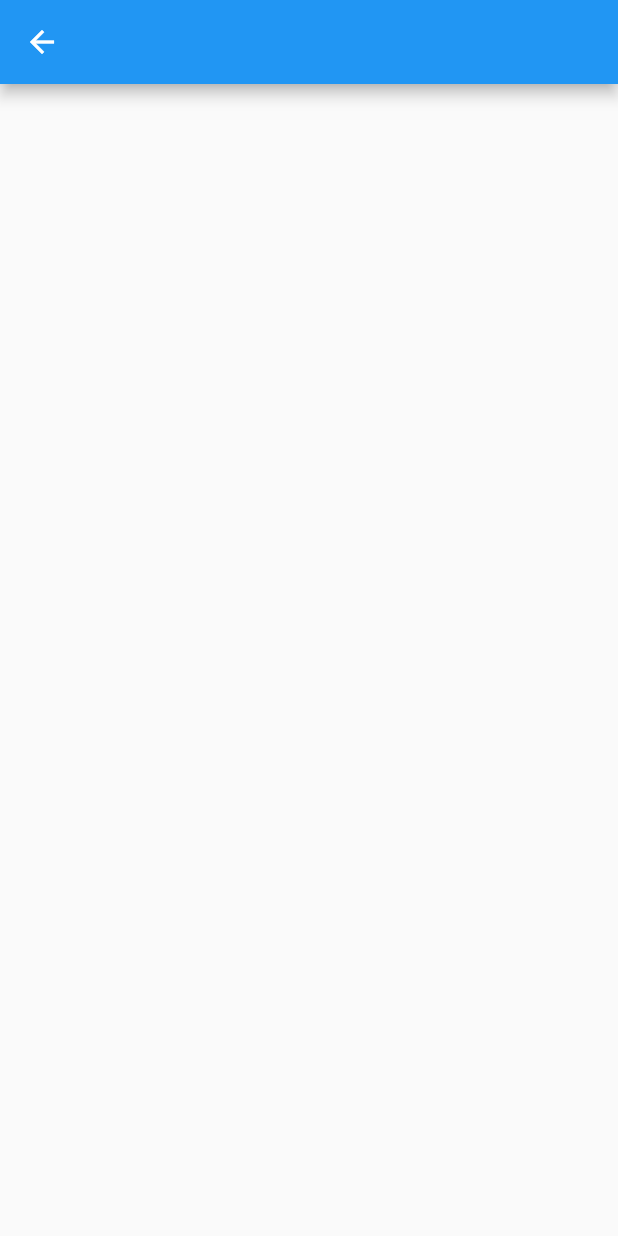
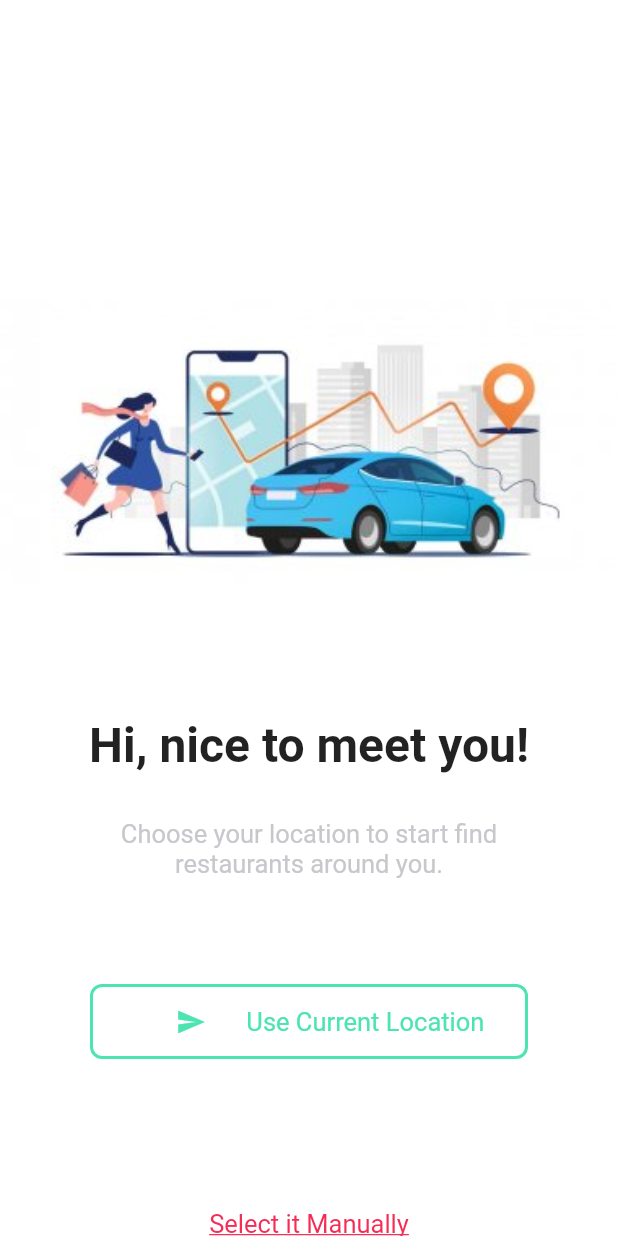
Before and after one commit to purvsonani/aber-flutter-app, a Flutter app: the HomeScreen screen opened directly, on a phone screen of 412 x 824 dp. Run offline on Flutter 3.47's test engine with Material 2 defaults, Android fonts, the phone set to English and light mode, and no system bars; our stand-ins replace get, shared_preferences, smooth_page_indicator; accounts and stored records are empty.

Commit message:
commit 3

```diff
--- a/lib/core/utils/color_constant.dart
+++ b/lib/core/utils/color_constant.dart
@@ -1,6 +1,9 @@
 import 'package:flutter/material.dart';
 
 class ColorConstant {
+
+  static Color white = Colors.white;
+
   static Color backgroundColor = fromHex('#4CE5B1');
 
   static Color aberTextColor = fromHex("#FFFFFF");
@@ -13,6 +16,13 @@ class ColorConstant {
   static Color indicatorBackGround = fromHex("#EFEFF4");
   static Color indicatorSelected = fromHex("#4CE5B1");
 
+  static Color introHomeDescription = fromHex("#C8C7CC");
+  static Color introHomeBackGround = fromHex("#F2F2F2");
+
+  static Color selectItManually = fromHex("#F52D56");
+
+
+
 
   static Color fromHex(String hexString) {
     final buffer = StringBuffer();
--- a/lib/core/utils/image_constant.dart
+++ b/lib/core/utils/image_constant.dart
@@ -1,10 +1,11 @@
 import 'package:flutter/material.dart';
 
 class ImageConstant{
+  static String imageDir = 'assets/images';
+  static String aberLogo = "$imageDir/aberlogo.png";
 
-  static String aberLogo = "assets/images/aberlogo.png";
-
-  static String introImage1 = "assets/images/carlogo.png";
-  static String introImage2 = "assets/images/carlogo2.png";
-  static String introImage3 = "assets/images/owl.png";
+  static String introImage1 = "$imageDir/carlogo.png";
+  static String introImage2 = "$imageDir/carlogo2.png";
+  static String introImage3 = "$imageDir/owl.png";
+  static String intro_home = "$imageDir/home_logo.jpeg";
 }
--- a/lib/core/utils/string_constant.dart
+++ b/lib/core/utils/string_constant.dart
@@ -13,4 +13,8 @@ class StringConstant {
       "Huge drivers network helps you find comforable, safe and cheap ride";
   static String introSubTitle3 =
       "Know your driver in advance and be able to view current location in real time on the map";
+
+  static String intro_home_greeting = "Hi, nice to meet you!";
+  static String intro_home_description =
+      "Choose your location to start find restaurants around you.";
 }
--- a/lib/presentation/home_screen/home_screen.dart
+++ b/lib/presentation/home_screen/home_screen.dart
@@ -1,6 +1,11 @@
 import 'dart:async';
 
+import 'package:aber/core/utils/image_constant.dart';
+import 'package:aber/core/utils/string_constant.dart';
+import 'package:aber/presentation/home_screen/widgets/home_screen_widgets.dart';
 import 'package:flutter/material.dart';
+
+import '../../core/utils/color_constant.dart';
 
 class HomeScreen extends StatefulWidget {
   @override
@@ -8,18 +13,63 @@ class HomeScreen extends StatefulWidget {
 }
 
 class _HomeScreenState extends State<HomeScreen> {
-
   void initState() {
     super.initState();
-    Timer(
-        Duration(seconds: 4),
-            () => Navigator.pushReplacement(
-            context, MaterialPageRoute(builder: (context) => HomeScreen())));
   }
+
   @override
   Widget build(BuildContext context) {
     return Scaffold(
-      appBar: AppBar(),
+      body: Container(
+        color: ColorConstant.white,
+        child: Column(
+          mainAxisAlignment: MainAxisAlignment.start,
+          crossAxisAlignment: CrossAxisAlignment.center,
+          children: [
+            SizedBox(
+              height: 200,
+            ),
+            Container(
+              height: 190,
+              width: MediaQuery.of(context).size.width,
+              decoration: BoxDecoration(
+                  image: DecorationImage(
+                      image: AssetImage(ImageConstant.intro_home),
+                      fit: BoxFit.cover)),
+            ),
+            SizedBox(height: 88),
+            Text(
+              StringConstant.intro_home_greeting,
+              style: TextStyle(fontWeight: FontWeight.bold, fontSize: 32),
+            ),
+            SizedBox(height: 30),
+            Container(
+                color: ColorConstant.white,
+                height: 50,
+                width: 300,
+                child: Text(
+                  StringConstant.intro_home_description,
+                  textAlign: TextAlign.center,
+                  style: TextStyle(
+                      fontSize: 17, color: ColorConstant.introHomeDescription),
+                )),
+            Padding(
+                padding: EdgeInsets.all(60),
+                child: HomeScreenWidgets.buildButton()),
+            Padding(
+              padding: const EdgeInsets.all(40),
+              child: GestureDetector(
+                  child: Text(
+                "Select it Manually",
+                style: TextStyle(
+                    color: ColorConstant.selectItManually,
+                    fontSize: 17,
+                    decoration: TextDecoration.underline),
+              )),
+            )
+          ],
+        ),
+      ),
     );
   }
 }
--- /dev/null
+++ b/lib/presentation/home_screen/widgets/home_screen_widgets.dart
@@ -0,0 +1,40 @@
+import 'package:aber/core/utils/color_constant.dart';
+import 'package:flutter/cupertino.dart';
+import 'package:flutter/material.dart';
+
+class HomeScreenWidgets {
+
+  static Widget buildButton() {
+    return GestureDetector(
+      child: Container(
+        height: 50,
+        width: 310,
+        decoration: BoxDecoration(
+          color: ColorConstant.white,
+          borderRadius: BorderRadius.circular(8),
+          border: Border.all(color: ColorConstant.backgroundColor, width: 2),
+        ),
+        child: Center(
+          child: Row(
+            mainAxisAlignment: MainAxisAlignment.spaceEvenly,
+            children: [
+              SizedBox(
+                width: 1,
+              ),
+              Icon(
+                Icons.send,
+                size: 20,
+                color: ColorConstant.backgroundColor,
+              ),
+              Text(
+                'Use Current Location',
+                style: TextStyle(
+                    fontSize: 17, color: ColorConstant.backgroundColor),
+              ),
+            ],
+          ),
+        ),
+      ),
+    );
+  }
+}
--- a/lib/presentation/splash_screen/splash_screen.dart
+++ b/lib/presentation/splash_screen/splash_screen.dart
@@ -8,10 +8,8 @@ import 'package:get/get.dart';
 
 import '../intro_screen/intro_screen.dart';
 
-
 class SplashScreen extends StatefulWidget {
-
-   SplashScreen({Key? key}) : super(key: key);
+  SplashScreen({Key? key}) : super(key: key);
 
   @override
   State<SplashScreen> createState() => _SplashScreenState();
```
Also changed, not shown: assets/images/home_logo.jpeg (added).
